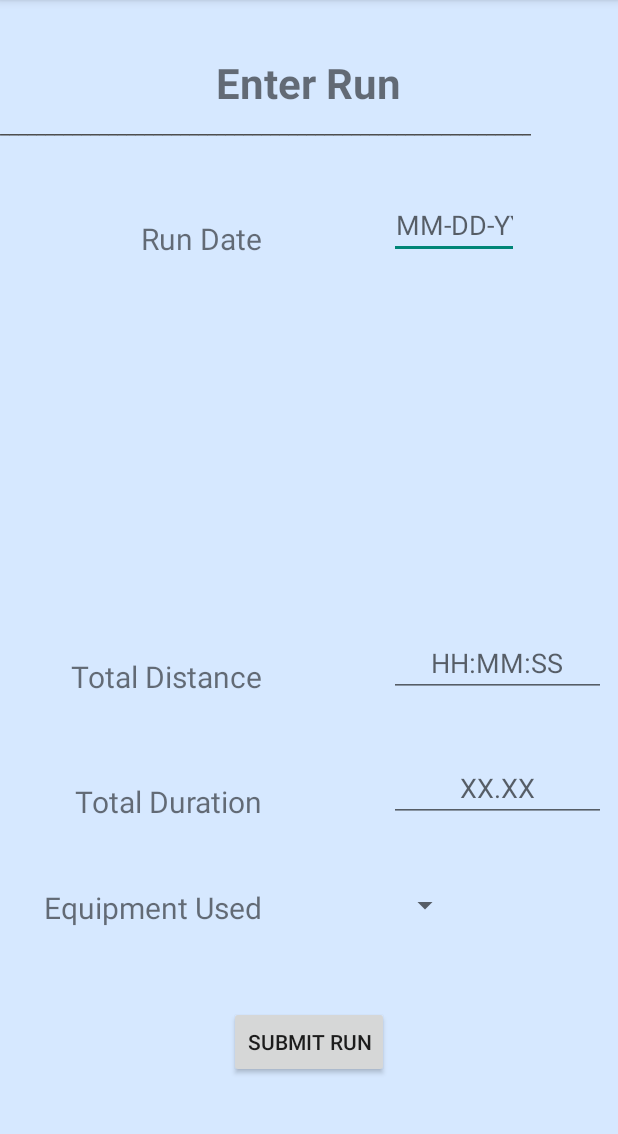
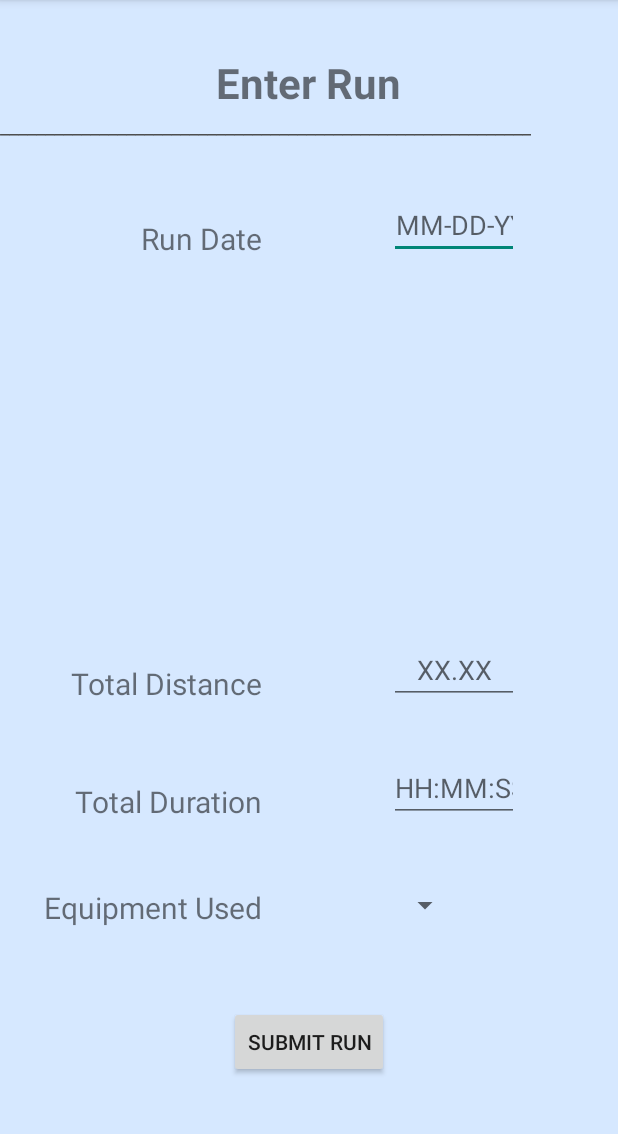
Before and after one commit to jdbaudean/CMSC495-running-app, an Android app: the fragment FragmentEnterRun placed in its activity, after a tap on an icon or button, on a phone screen of 412 x 824 dp, the part 84-1218 px from its top. Run offline under Robolectric (Android 15) with nearby library versions, the phone set to English and light mode, and no system bars; 2 statements that could not run were skipped.

Commit message:
Fixed enterRun mismatch fields

```diff
--- a/RunLogProject/RunLog/src/main/res/layout/fragment_enterrun.xml
+++ b/RunLogProject/RunLog/src/main/res/layout/fragment_enterrun.xml
@@ -32,9 +32,8 @@
         android:text="Total Distance"
         android:id="@+id/enterRun_distance"
         android:textSize="20dp"
-        android:layout_above="@+id/enterRun_distance_val"
-        android:layout_alignRight="@+id/enterRun_duration"
-        android:layout_marginBottom="38dp" />
+        android:layout_alignBottom="@+id/enterRun_distance_val"
+        android:layout_alignRight="@+id/enterRun_duration" />
 
     <TextView
         android:layout_width="wrap_content"
@@ -89,9 +88,10 @@
         android:id="@+id/enterRun_distance_val"
         android:hint="XX.XX"
         android:gravity="center_horizontal"
-        android:layout_alignBottom="@+id/enterRun_duration"
-        android:layout_alignLeft="@+id/enterRun_equipUsed_spinner"
-        android:layout_marginRight="8dp" />
+        android:layout_above="@+id/enterRun_duration_val"
+        android:layout_marginBottom="33dp"
+        android:layout_alignLeft="@+id/enterRun_date_val"
+        android:layout_alignRight="@+id/enterRun_date_val" />
 
     <EditText
         android:layout_width="wrap_content"
@@ -101,10 +101,9 @@
         android:id="@+id/enterRun_duration_val"
         android:hint="HH:MM:SS"
         android:gravity="center_horizontal"
-        android:layout_alignBottom="@+id/enterRun_distance"
-        android:layout_alignParentRight="true"
-        android:layout_alignLeft="@+id/enterRun_equipUsed_spinner"
-        android:layout_marginRight="8dp" />
+        android:layout_alignBottom="@+id/enterRun_duration"
+        android:layout_alignLeft="@+id/enterRun_distance_val"
+        android:layout_alignRight="@+id/enterRun_distance_val" />
 
     <TextView
         android:layout_width="wrap_content"
```
